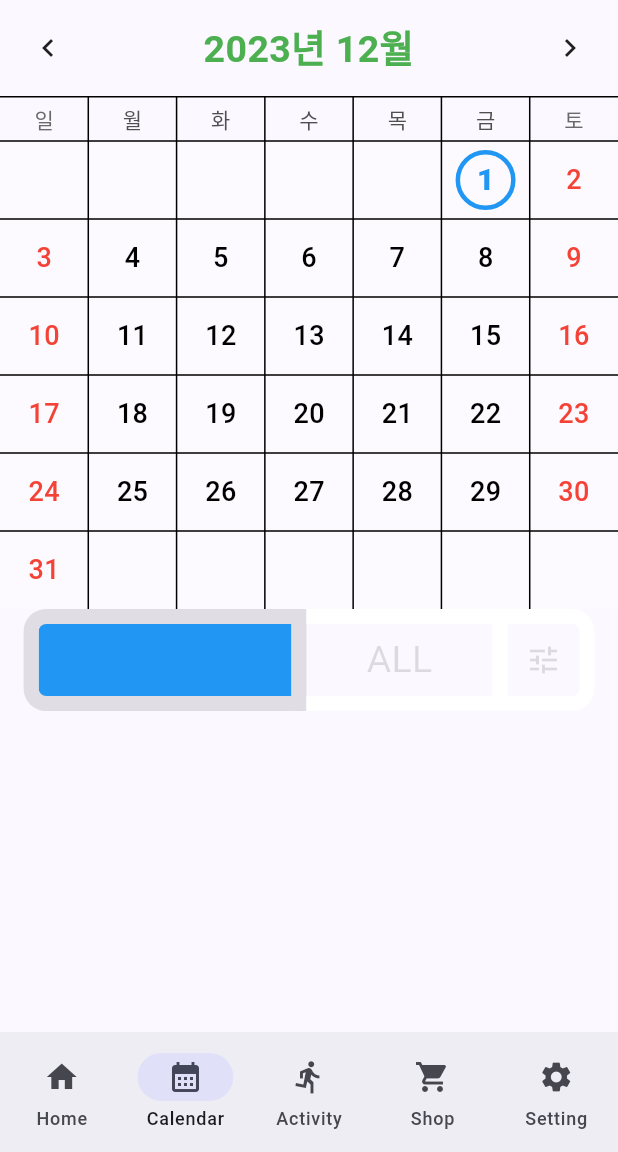
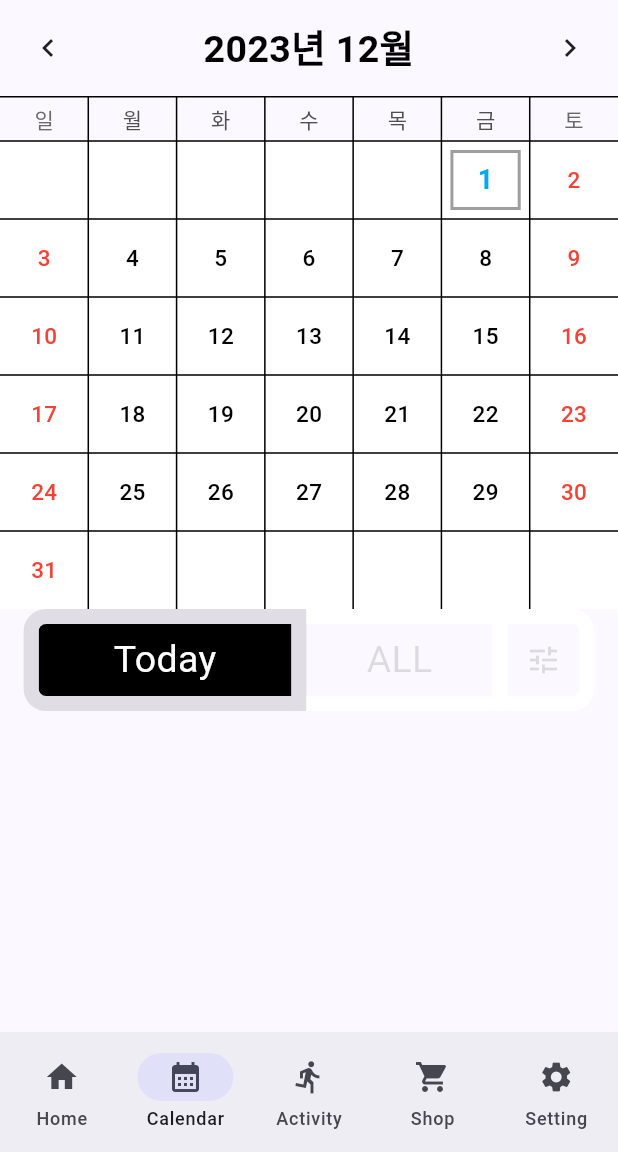
Before and after one commit to MinorFlow/gravitas_app, a Flutter app: the screen it shows after launch, item 2 of the bottom bar chosen, after a tap on "Today", on a phone screen of 412 x 824 dp, the part 84-1236 px from its top. Run offline on Flutter 3.47's test engine with Material 2 defaults, Android fonts, the phone set to English and light mode, and no system bars; drawn by our look-alikes of table_calendar; our stand-ins replace settings_ui; network calls fail.

Commit message:
Select_Day&Toggle_Button

```diff
--- a/lib/calendar/pages/calendar_page.dart
+++ b/lib/calendar/pages/calendar_page.dart
@@ -10,10 +10,15 @@ class CalendarPage extends StatefulWidget {
 
 class _CalendarPageState extends State<CalendarPage>
     with AutomaticKeepAliveClientMixin {
+  DateTime selectedDay = DateTime(
+    DateTime.now().year,
+    DateTime.now().month,
+    DateTime.now().day,
+  );
+
   DateTime today = DateTime.now();
   @override
   bool get wantKeepAlive => true;
-
   List<bool> _selections1 = List.generate(3, (index) => false);
 
   @override
@@ -22,13 +27,25 @@ class _CalendarPageState extends State<CalendarPage>
 
     return Column(
       children: [
-        Container(
+        Container( // 캘린더
           child: TableCalendar(
             locale: 'ko-KR',
             focusedDay: today,
             firstDay: DateTime.utc(2021, 01, 01),
             lastDay: DateTime.utc(2030, 12, 31),
             daysOfWeekHeight: 30, // 날짜 설정
+        onDaySelected: (DateTime selectedDay, DateTime focusedDay) {
+          // 선택된 날짜의 상태를 갱신합니다.
+          setState((){
+            this.selectedDay = selectedDay;
+          });
+        },
+        selectedDayPredicate: (DateTime day) {
+          // selectedDay 와 동일한 날짜의 모양을 바꿔줍니다.
+          return isSameDay(selectedDay, day);
+        },
+
+
             headerStyle: HeaderStyle(
               formatButtonVisible: false,
               titleCentered: true,
@@ -37,7 +54,7 @@ class _CalendarPageState extends State<CalendarPage>
               titleTextStyle: const TextStyle(
                 fontSize: 25,
                 fontWeight: FontWeight.w600,
-                color: Colors.green,
+                color: Colors.black,
               ),
             ), //헤더 디자인
             calendarStyle: CalendarStyle(
@@ -46,44 +63,56 @@ class _CalendarPageState extends State<CalendarPage>
               defaultTextStyle: TextStyle(
                   //평일 날짜 디자인
                   color: Colors.black,
-                  fontSize: 18,
+                  fontSize: 15,
                   fontWeight: FontWeight.w500),
               weekendTextStyle: TextStyle(
                   //주말 날짜 디자인
                   color: Colors.red,
-                  fontSize: 18,
+                  fontSize: 15,
                   fontWeight: FontWeight.w500),
               todayDecoration: BoxDecoration(
                   // 오늘 날짜 디자인
-                  color: Colors.transparent,
-                  shape: BoxShape.circle,
-                  border: Border.all(color: Colors.blue, width: 3)),
+                  color: Colors.black,
+                  shape: BoxShape.rectangle,
+                  ),
               todayTextStyle: TextStyle(
                   fontSize: 20,
                   fontWeight: FontWeight.w900,
-                  color: Colors.blue),
+                  color: Colors.white,),
+
+
+
               tableBorder: const TableBorder(
                 top: BorderSide(color: Colors.black),
                 horizontalInside: BorderSide(color: Colors.black),
                 verticalInside: BorderSide(color: Colors.black),
               ),
               rowDecoration: const BoxDecoration(
-                color: Colors.white30,
+                color: Colors.white,
               ),
-              selectedDecoration: const BoxDecoration(
-                color: Colors.brown,
+              selectedDecoration: BoxDecoration(
+                border: Border.all(
+                  color: Colors.grey,
+                  style: BorderStyle.solid,
+                  width: 2,
+                )
               ),
+              selectedTextStyle: TextStyle(
+                fontSize: 18,
+                fontWeight: FontWeight.w700,
+                color: Colors.lightBlue,
+              )
             ),
           ),
         ), // 캘린더
-        Container(
+        Container( //버튼
           child: ToggleButtons(
             renderBorder: true,
             borderRadius: BorderRadius.circular(10),
             borderWidth: 10,
             borderColor: Colors.white,
-            selectedColor: Colors.blue,
-            fillColor: Colors.blue,
+            selectedColor: Colors.white,
+            fillColor: Colors.black,
             color: Colors.black12,
             children: [
               const Padding(
@@ -107,7 +136,21 @@ class _CalendarPageState extends State<CalendarPage>
             ],
             onPressed: (int index) {
               setState(() {
-                _selections1[index] = !_selections1[index];
+                if(index == 0){
+                  _selections1[0] = true;
+                  _selections1[1] = false;
+                  _selections1[2] = false;
+                }
+                else if(index == 1){
+                  _selections1[0] = false;
+                  _selections1[1] = true;
+                  _selections1[2] = false;
+                }
+                else if(index == 2){
+                  _selections1[0] = false;
+                  _selections1[1] = false;
+                  _selections1[2] = true;
+                }
               });
             },
             isSelected: _selections1,
```
